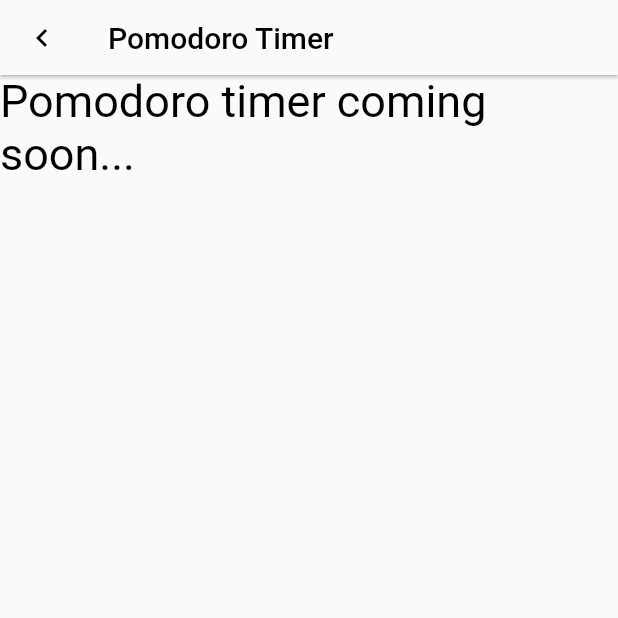
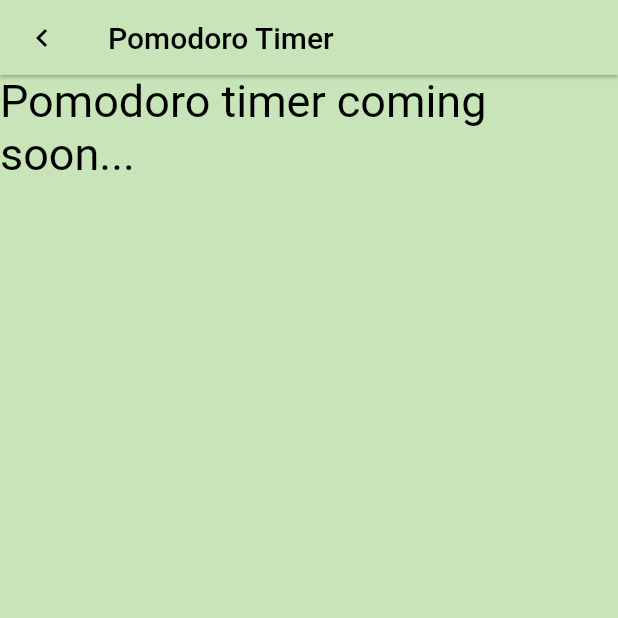
Before and after one commit to ubclaunchpad/virtual-pet, a Flutter app: the screen it shows after launch, item 2 of the bottom bar chosen, on a phone screen of 412 x 824 dp, the top half of it. Run offline on Flutter 3.47's test engine with Material 2 defaults, Android fonts, the phone set to English and light mode, and no system bars; missing offline and left inert: flame.

Commit message:
changed background and added theme colors

```diff
--- a/front-end/virtual_pet/lib/flame/game/virtual_pet_game.dart
+++ b/front-end/virtual_pet/lib/flame/game/virtual_pet_game.dart
@@ -1,4 +1,5 @@
 import 'package:flame/game.dart';
+import 'package:flutter/material.dart';
 import 'package:virtual_pet/flame/components/actors/virtual_pet.dart';
 import 'package:virtual_pet/flame/components/actors/virtual_pet_data.dart';
 import 'package:virtual_pet/flame/components/hud/health_bar.dart';
@@ -9,6 +10,8 @@ import 'package:virtual_pet/flame/components/timers/level_timer.dart';
 class VirtualPetGame extends FlameGame {
   final VirtualPetData virtualPetData = VirtualPetData();
 
+  @override
+  Color backgroundColor() => const Color.fromARGB(255, 200, 228, 185);
   @override
   Future<void> onLoad() async {
     add(HealthTimer());
--- a/front-end/virtual_pet/lib/main.dart
+++ b/front-end/virtual_pet/lib/main.dart
@@ -18,8 +18,9 @@ class MyApp extends StatelessWidget {
 
   @override
   Widget build(BuildContext context) {
-    return const MaterialApp(
-      home: Home(),
+    return MaterialApp(
+      home: const Home(),
+      theme: themeData,
     );
   }
 }
--- a/front-end/virtual_pet/lib/themes/theme_data.dart
+++ b/front-end/virtual_pet/lib/themes/theme_data.dart
@@ -2,6 +2,12 @@ import 'package:flutter/material.dart';
 
 /// used for colour palette and styling
 final ThemeData themeData = ThemeData(
-  canvasColor: Colors.green[100],
+  canvasColor: const Color.fromARGB(255, 200, 228, 185),
   colorScheme: ColorScheme.fromSwatch().copyWith(secondary: Colors.black),
+  bottomSheetTheme: const BottomSheetThemeData(
+    backgroundColor: Color.fromARGB(255, 200, 228, 185),
+  ),
+  iconTheme: const IconThemeData(
+    color: Color.fromARGB(255, 0, 0, 0),
+  ),
 );
```
Also changed, not shown: front-end/virtual_pet/lib/pages/home.dart (+6 -4 lines).
